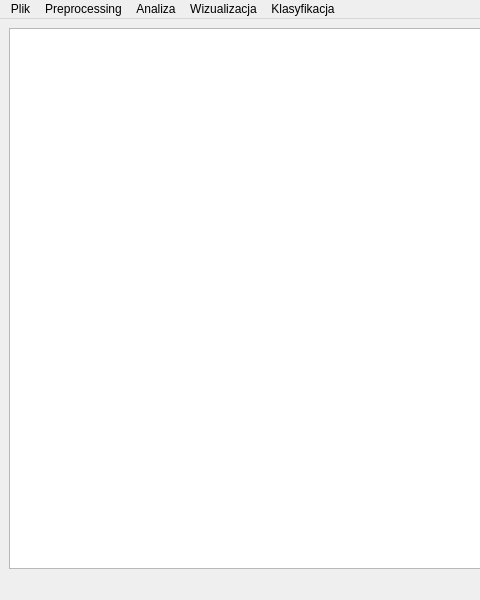
The window that ui/mainwindow.ui (antoninastefanowska/PyQtDataAnalyzer) describes before a commit, drawn with Qt 5; both pictures show x 0 to 480 and y 0 to 600 of the 800 by 600 pixel window.
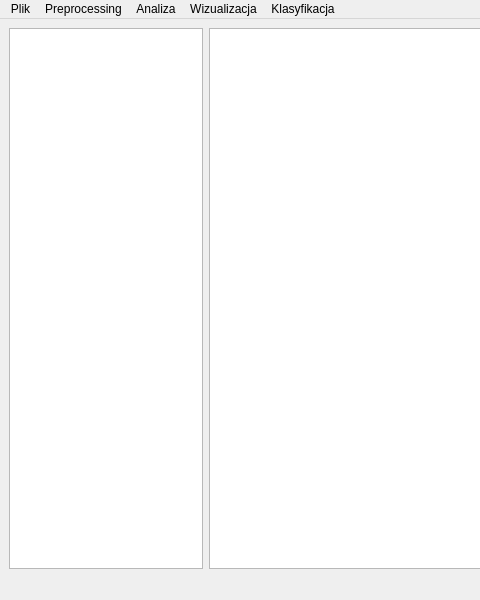
The same window after the commit.

Commit message: classifiers list

```diff
--- a/ui/mainwindow.ui
+++ b/ui/mainwindow.ui
@@ -14,7 +14,17 @@
    <string>Data Classification</string>
   </property>
   <widget class="QWidget" name="centralwidget">
-   <layout class="QHBoxLayout" name="horizontalLayout_2">
+   <layout class="QHBoxLayout" name="horizontalLayout_2" stretch="1,3">
+    <item>
+     <widget class="QTreeView" name="classifierTreeView">
+      <property name="contextMenuPolicy">
+       <enum>Qt::CustomContextMenu</enum>
+      </property>
+      <property name="headerHidden">
+       <bool>true</bool>
+      </property>
+     </widget>
+    </item>
     <item>
      <widget class="QTableView" name="tableView">
       <property name="frameShadow">
```
Left out of the diff: 167 changed lines with no effect on the pictures. The commit also changes 12 other files.
